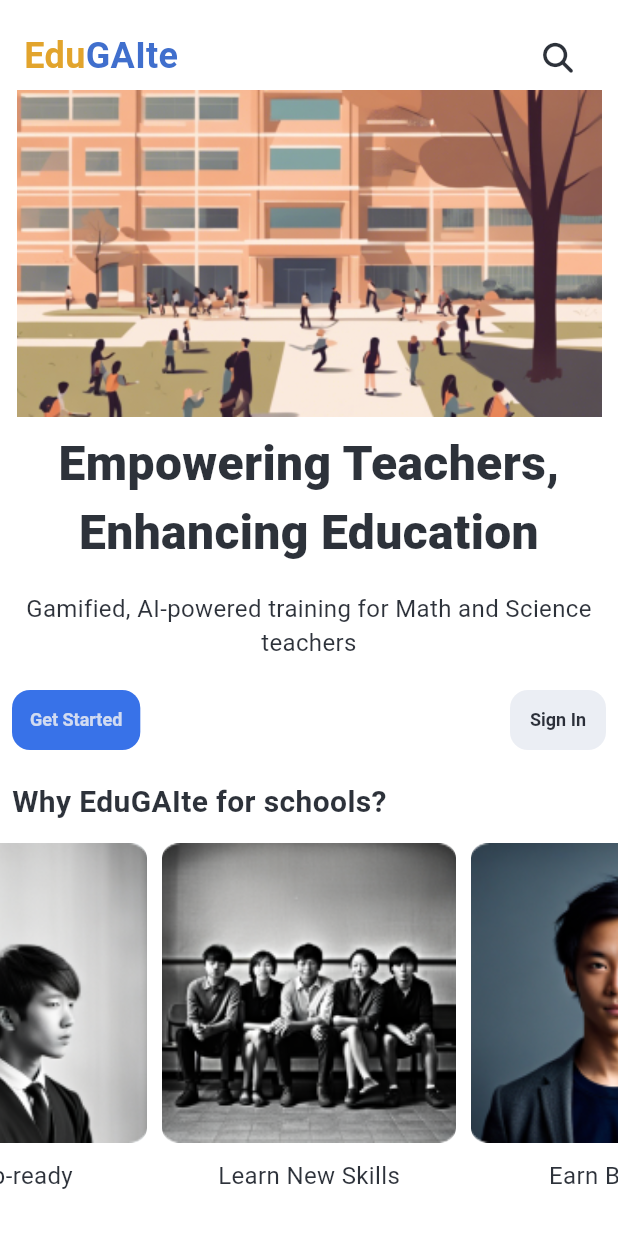
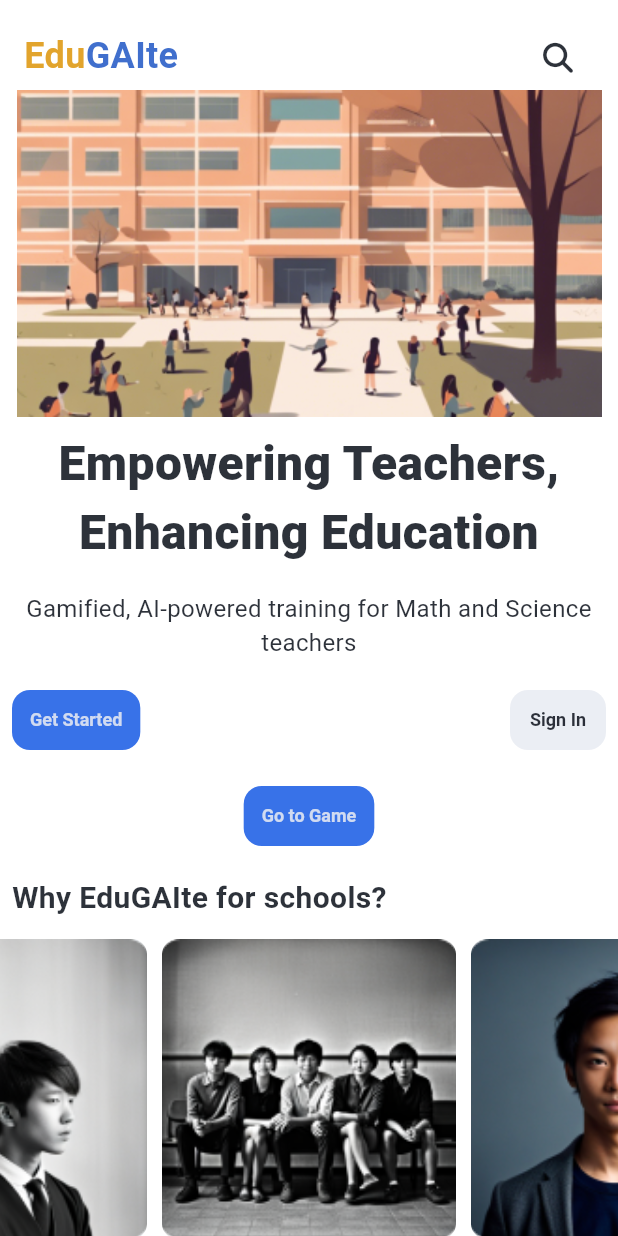
Before and after one commit to SiegfredLorelle/edugaite, a Flutter app: the screen it shows after launch, on a phone screen of 412 x 824 dp. Run offline on Flutter 3.47's test engine with Material 3 defaults, Android fonts, the phone set to English and light mode, and no system bars; drawn by our look-alikes of carousel_slider; our stand-ins replace firebase_auth, firebase_core, font_awesome_flutter; missing offline and left inert: flame; accounts and stored records are empty; Roboto replaces fonts that are missing (Lexend).

```diff
--- a/lib/screens/home.dart
+++ b/lib/screens/home.dart
@@ -3,7 +3,7 @@ import 'package:font_awesome_flutter/font_awesome_flutter.dart';
 
 import '../widgets/home-image-carousel.dart';
 import '../screens/login.dart';
-
+import '../screens/game_screen.dart'; // Import the game screen
 
 class HomePage extends StatelessWidget {
   const HomePage({super.key});
@@ -91,7 +91,6 @@ class HomePageBody extends StatelessWidget {
                 ),
               ),
             ),
-
             Container(
               color: Colors.white70,
               padding: const EdgeInsets.fromLTRB(8.0, 8.0, 8.0, 8.0),
@@ -105,7 +104,6 @@ class HomePageBody extends StatelessWidget {
                 ),
               ),
             ),
-
             Container(
               color: Colors.white70,
               padding: const EdgeInsets.fromLTRB(8.0, 8.0, 8.0, 8.0),
@@ -114,7 +112,8 @@ class HomePageBody extends StatelessWidget {
                   onPressed: () {
                     Navigator.push(
                       context,
-                    MaterialPageRoute(builder: (context) => const LoginPage()),
+                      MaterialPageRoute(
+                          builder: (context) => const LoginPage()),
                     );
                   },
                   child: const Text('Get Started'),
@@ -139,7 +138,8 @@ class HomePageBody extends StatelessWidget {
                   onPressed: () {
                     Navigator.push(
                       context,
-                    MaterialPageRoute(builder: (context) => const LoginPage()),
+                      MaterialPageRoute(
+                          builder: (context) => const LoginPage()),
                     );
                   },
                   child: const Text('Sign In'),
@@ -161,7 +161,34 @@ class HomePageBody extends StatelessWidget {
                 ),
               ]),
             ),
-
+            Container(
+              color: Colors.white70,
+              padding: const EdgeInsets.fromLTRB(8.0, 8.0, 8.0, 8.0),
+              child: TextButton(
+                onPressed: () {
+                  Navigator.push(
+                    context,
+                    MaterialPageRoute(builder: (context) => GameScreen()),
+                  );
+                },
+                child: const Text('Go to Game'),
+                style: TextButton.styleFrom(
+                  backgroundColor: const Color.fromRGBO(
+                      26, 92, 229, 0.867), // Set your desired background color
+                  shape: RoundedRectangleBorder(
+                    borderRadius:
+                        BorderRadius.circular(12.0), // Customize button shape
+                  ),
+                  foregroundColor: const Color.fromRGBO(
+                      232, 235, 242, 0.867), // Set your desired color here
+                  textStyle: const TextStyle(
+                    fontSize: 12.0, // Set text size
+                    fontFamily: "Lexend",
+                    fontWeight: FontWeight.bold,
+                  ),
+                ),
+              ),
+            ),
             Container(
               width: double.infinity,
               color: Colors.white70,
@@ -177,9 +204,7 @@ class HomePageBody extends StatelessWidget {
                 ),
               ),
             ),
-
             const ImageCarousel(),
-
             Container(
               width: double.infinity,
               color: Colors.white70,
@@ -200,7 +225,6 @@ class HomePageBody extends StatelessWidget {
                 ],
               ),
             ),
-
             Container(
               width: double.infinity,
               padding: const EdgeInsets.fromLTRB(8.0, 0.0, 8.0, 8.0),
--- a/pubspec.yaml
+++ b/pubspec.yaml
@@ -65,6 +65,8 @@ flutter:
   assets:
     - assets/images/
     - assets/images/home-carousel/
+    - assets/images/game/player.png
+    - assets/images/game/obstacle.png
     # - images/a_dot_ham.jpeg
 
   # An image asset can refer to one or more resolution-specific "variants", see
```
Lines whose indentation alone changed are shown as unchanged.
